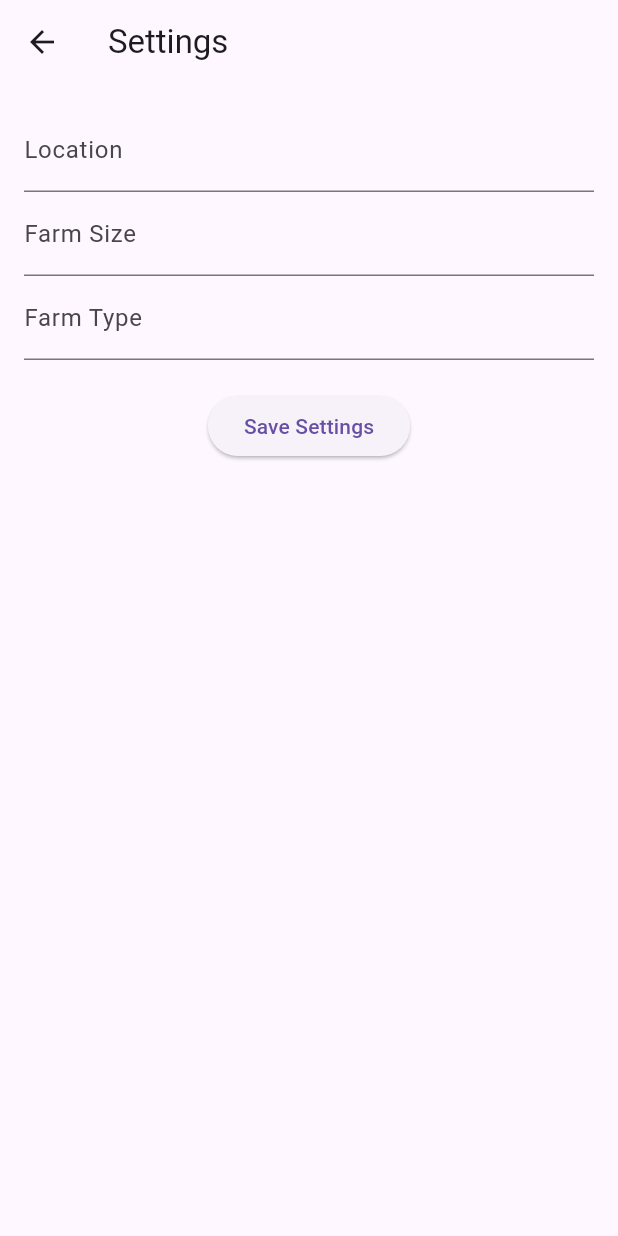
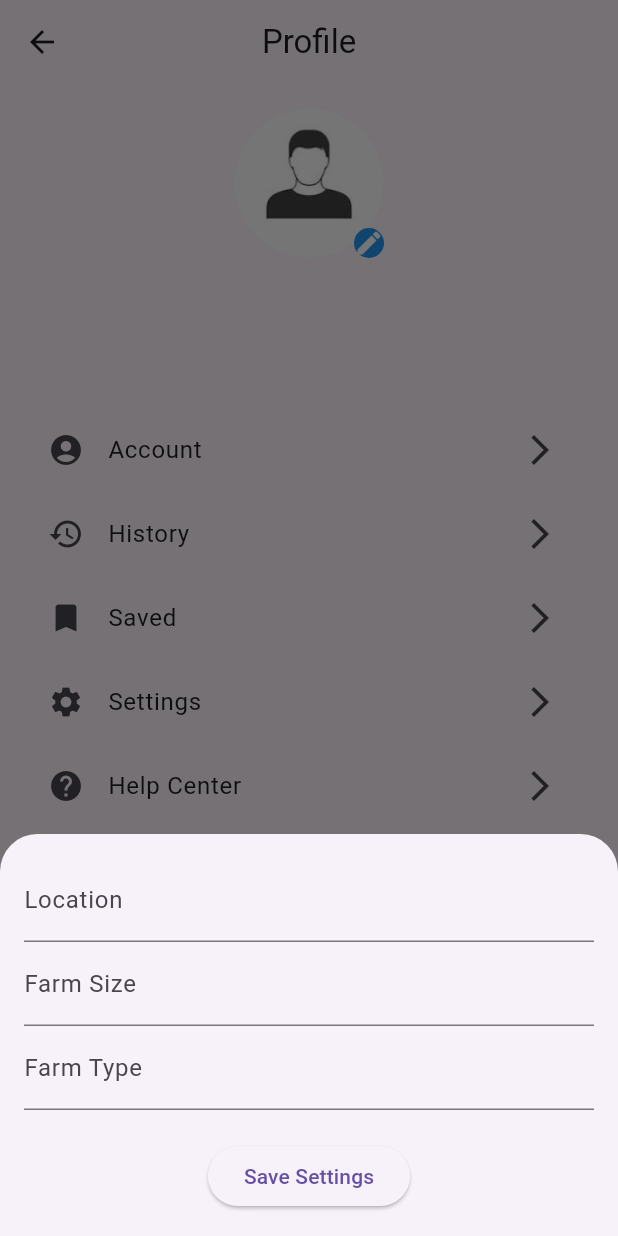
Before and after one commit to mwayandau1/farm_well, a Flutter app: the ProfileScreen1 screen opened directly, after a tap on "Settings", on a phone screen of 412 x 824 dp. Run offline on Flutter 3.47's test engine with Material 3 defaults, Android fonts, the phone set to English and light mode, and no system bars; our stand-ins replace animated_text_kit, carousel_slider, cloud_firestore, firebase_auth, firebase_core, firebase_storage and 2 more; missing offline and left inert: flutter_tflite; accounts and stored records are empty; network calls fail.

Commit message:
Modify the setting screen and account screen

```diff
--- a/lib/screens/profile.dart
+++ b/lib/screens/profile.dart
@@ -190,10 +190,13 @@ class _ProfileScreen1State extends State<ProfileScreen1> {
                   title: const Text('Account'),
                   trailing: const Icon(Icons.arrow_forward_ios),
                   onTap: () {
-                    Navigator.push(
-                      context,
-                      MaterialPageRoute(
-                          builder: (context) => const AccountScreen()),
+                    showModalBottomSheet(
+                      context: context,
+                      shape: const RoundedRectangleBorder(
+                        borderRadius:
+                            BorderRadius.vertical(top: Radius.circular(25.0)),
+                      ),
+                      builder: (context) => const AccountScreen(),
                     );
                   },
                 ),
@@ -226,10 +229,13 @@ class _ProfileScreen1State extends State<ProfileScreen1> {
                   title: const Text('Settings'),
                   trailing: const Icon(Icons.arrow_forward_ios),
                   onTap: () {
-                    Navigator.push(
-                      context,
-                      MaterialPageRoute(
-                          builder: (context) => const SettingsScreen()),
+                    showModalBottomSheet(
+                      context: context,
+                      shape: const RoundedRectangleBorder(
+                        borderRadius:
+                            BorderRadius.vertical(top: Radius.circular(25.0)),
+                      ),
+                      builder: (context) => const SettingsScreen(),
                     );
                   },
                 ),
--- a/lib/screens/settings.dart
+++ b/lib/screens/settings.dart
@@ -27,7 +27,7 @@ class _SettingsScreenState extends State<SettingsScreen> {
   Future<void> _loadUserData() async {
     if (_user != null) {
       DocumentSnapshot userDoc =
-          await _firestore.collection('users').doc(_user!.uid).get();
+          await _firestore.collection('users').doc(_user.uid).get();
       if (userDoc.exists) {
         Map<String, dynamic>? data = userDoc.data() as Map<String, dynamic>?;
         if (data != null) {
@@ -44,7 +44,7 @@ class _SettingsScreenState extends State<SettingsScreen> {
   Future<void> _updateUserData() async {
     if (_user != null) {
       DocumentReference userDocRef =
-          _firestore.collection('users').doc(_user!.uid);
+          _firestore.collection('users').doc(_user.uid);
       Map<String, dynamic> data = {
         'location': _locationController.text,
         'farm_size': _farmSizeController.text,
@@ -59,13 +59,10 @@ class _SettingsScreenState extends State<SettingsScreen> {
 
   @override
   Widget build(BuildContext context) {
-    return Scaffold(
-      appBar: AppBar(
-        title: const Text('Settings'),
-      ),
-      body: Padding(
+    return Padding(
       padding: const EdgeInsets.all(16.0),
       child: Column(
+        mainAxisSize: MainAxisSize.min,
         children: [
           TextField(
             controller: _locationController,
@@ -86,7 +83,6 @@ class _SettingsScreenState extends State<SettingsScreen> {
           ),
         ],
       ),
-      ),
     );
   }
 }
```
Lines whose indentation alone changed are shown as unchanged.
